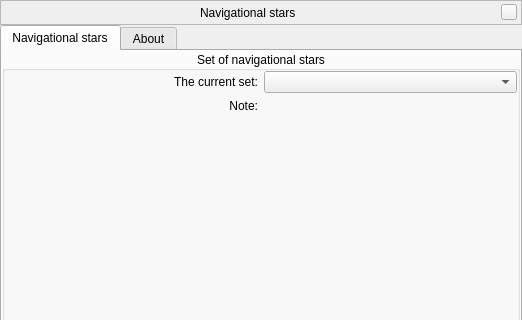
This is plugins/NavStars/src/gui/navStarsWindow.ui in 519984307/stellarium_src as Qt 5 draws it before an edit; both pictures show x 0 to 522 and y 0 to 320 of the 522 by 459 pixel window. The edited form follows.
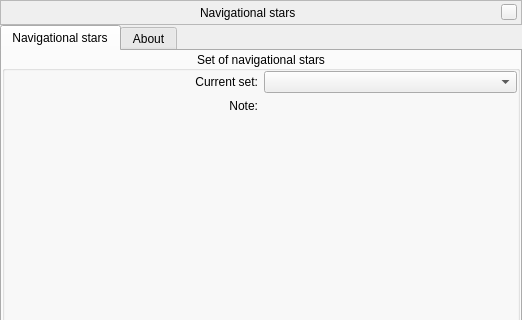
This is the edited form. Custom widgets are drawn as their Qt base class.

```diff
--- a/plugins/NavStars/src/gui/navStarsWindow.ui
+++ b/plugins/NavStars/src/gui/navStarsWindow.ui
@@ -189,7 +189,7 @@
                <string>Place of the string with coordinates of the mouse pointer</string>
               </property>
               <property name="text">
-               <string>The current set:</string>
+               <string>Current set:</string>
               </property>
               <property name="alignment">
                <set>Qt::AlignRight|Qt::AlignTrailing|Qt::AlignVCenter</set>
```
